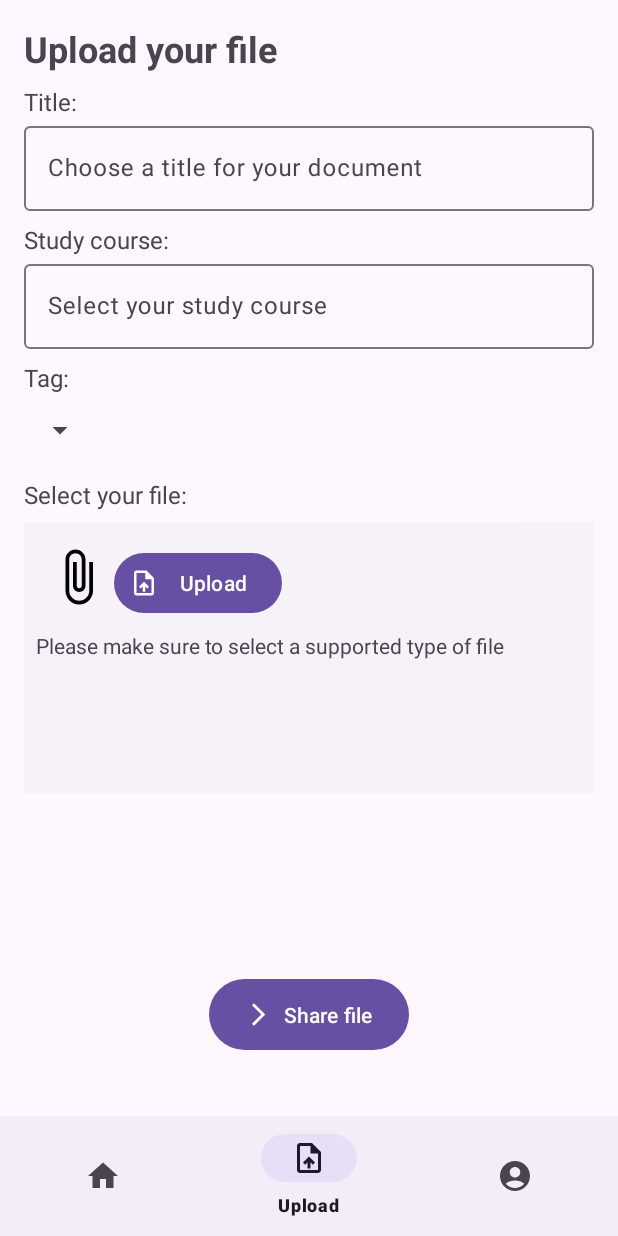
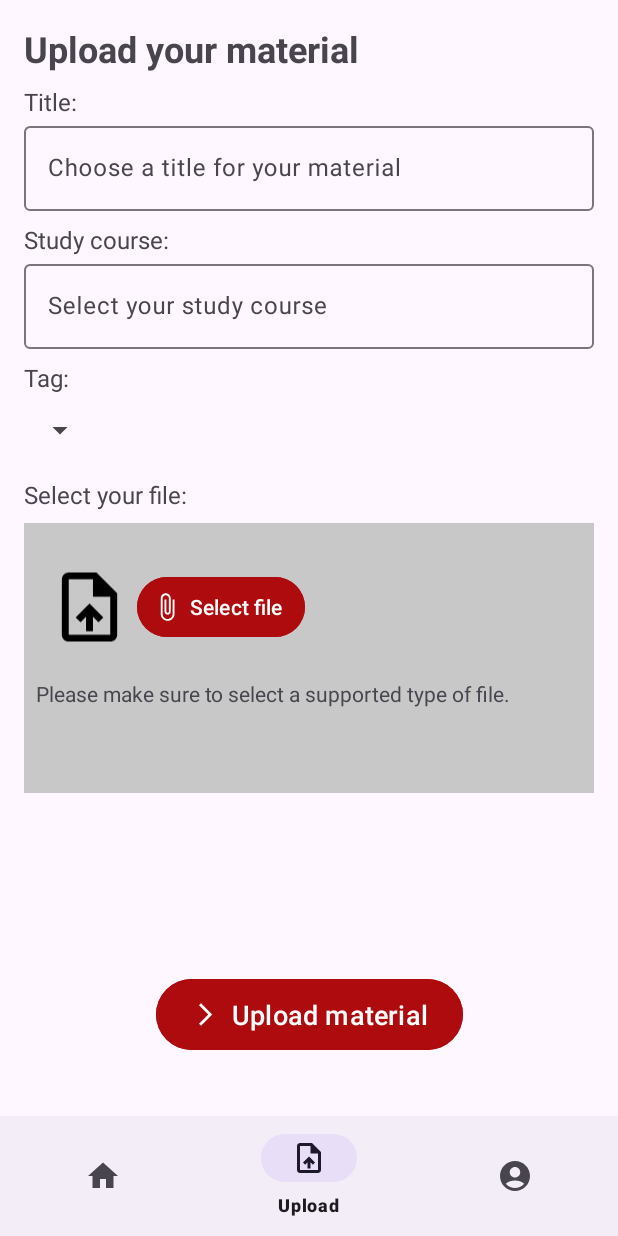
Before and after one commit to Persemat/09-UniFolder, an Android app: the UploadFragment screen opened through its navigation route, on a phone screen of 412 x 824 dp. Run offline under Robolectric (Android 15) with nearby library versions, the phone set to English and light mode, and no system bars; our stand-ins replace navigation-ui; 1 statement that could not run was skipped.

Commit message:
UploadFragment

```diff
--- a/app/build.gradle.kts
+++ b/app/build.gradle.kts
@@ -42,6 +42,7 @@ dependencies {
     implementation("androidx.room:room-runtime:2.6.1")
     implementation("com.google.guava:guava:31.0.1-android")
     implementation("com.google.firebase:firebase-storage:20.3.0")
+    implementation("com.google.firebase:firebase-database:20.3.1")
     testImplementation("junit:junit:4.13.2")
     androidTestImplementation("androidx.test.ext:junit:1.1.5")
     androidTestImplementation("androidx.test.espresso:espresso-core:3.5.1")
--- a/app/src/main/java/com/example/unifolder/source/BaseUserAuthenticationRemoteDataSource.java
+++ b/app/src/main/java/com/example/unifolder/source/BaseUserAuthenticationRemoteDataSource.java
@@ -1,5 +1,6 @@
 package com.example.unifolder.source;
 
+import com.example.unifolder.data.user.UserResponseCallback;
 import com.example.unifolder.model.User;
 
 public abstract class BaseUserAuthenticationRemoteDataSource {
--- a/app/src/main/res/layout/fragment_login.xml
+++ b/app/src/main/res/layout/fragment_login.xml
@@ -87,7 +87,7 @@
         android:id="@+id/showPasswordButton"
         android:layout_width="wrap_content"
         android:layout_height="wrap_content"
-        android:src="@drawable/ic_baseline_visibility_24"
+        android:src="@drawable/common_full_open_on_phone"
         app:layout_constraintEnd_toEndOf="@id/text_input_layout_password"
         app:layout_constraintTop_toTopOf="@id/text_input_layout_password"
         app:layout_constraintBottom_toBottomOf="@id/text_input_layout_password" />
--- a/app/src/main/res/layout/fragment_upload.xml
+++ b/app/src/main/res/layout/fragment_upload.xml
@@ -56,13 +56,19 @@
         <com.google.android.material.textfield.TextInputLayout
             android:id="@+id/course_textInput"
             android:layout_width="match_parent"
-            android:layout_height="wrap_content">
+            android:layout_height="wrap_content"
+            android:clickable="true"
+            android:onClick="showCourseSelectionDialog"
+            android:focusable="true">
 
             <com.google.android.material.textfield.TextInputEditText
                 android:id="@+id/course_editText"
                 android:layout_width="match_parent"
                 android:layout_height="wrap_content"
-                android:hint="@string/choose_course" />
+                android:hint="@string/choose_course"
+                android:inputType="none"
+                android:focusable="false"
+                android:focusableInTouchMode="false"/>
         </com.google.android.material.textfield.TextInputLayout>
 
         <TextView
@@ -87,6 +93,7 @@
         <androidx.cardview.widget.CardView
             style="@style/Widget.Material3.CardView.Elevated"
             android:layout_marginTop="8dp"
+            android:backgroundTint="@color/grey"
             android:layout_width="match_parent"
             android:layout_height="180dp" >
 
@@ -94,29 +101,38 @@
                 android:layout_width="match_parent"
                 android:layout_height="match_parent" >
 
-                <ImageView
-                    android:id="@+id/attach_imageView"
-                    android:src="@drawable/baseline_attach_file_24"
+                <LinearLayout
+                    android:id="@+id/uploadInput_layout"
                     android:layout_margin="16dp"
                     app:layout_constraintTop_toTopOf="parent"
                     app:layout_constraintStart_toStartOf="parent"
-                    android:layout_width="40dp"
-                    android:layout_height="40dp"
+                    android:gravity="center_vertical"
+                    android:layout_width="wrap_content"
+                    android:layout_height="wrap_content"
+                    android:orientation="horizontal" >
+
+                    <ImageView
+                        android:id="@+id/attach_imageView"
+                        android:src="@drawable/baseline_upload_file_24"
+                        android:layout_width="55dp"
+                        android:layout_height="80dp"
                         android:contentDescription="icon" />
 
                     <Button
-                    android:id="@+id/upload_button"
+                        android:id="@+id/attach_button"
                         style="@style/Widget.Material3.Button.IconButton.Filled"
                         app:layout_constraintStart_toEndOf="@id/attach_imageView"
                         app:layout_constraintTop_toTopOf="parent"
                         android:layout_marginVertical="16dp"
+                        android:backgroundTint="@color/darkred"
                         android:layout_width="120dp"
                         android:layout_height="wrap_content"
-                    android:text="@string/upload"
-                    app:icon="@drawable/baseline_upload_file_24" />
+                        android:text="@string/attach_file"
+                        app:icon="@drawable/baseline_attach_file_24" />
+                </LinearLayout>
 
                 <TextView
-                    app:layout_constraintTop_toBottomOf="@id/upload_button"
+                    app:layout_constraintTop_toBottomOf="@id/uploadInput_layout"
                     android:layout_margin="8dp"
                     android:layout_width="match_parent"
                     android:layout_height="wrap_content"
@@ -131,6 +147,8 @@
         android:layout_width="wrap_content"
         android:layout_height="55dp"
         android:text="@string/share_file"
+        android:textSize="18sp"
+        android:backgroundTint="@color/darkred"
         app:icon="@drawable/baseline_arrow_forward_ios_24"
         app:layout_constraintBottom_toBottomOf="parent"
         app:layout_constraintEnd_toEndOf="parent"
--- a/app/src/main/res/values/colors.xml
+++ b/app/src/main/res/values/colors.xml
@@ -4,4 +4,5 @@
     <color name="white">#FFFFFFFF</color>
     <color name="darkred">#AE0B0F</color>
     <color name="red">#ff0006</color>
+    <color name="grey">#c8c8c8</color>
 </resources>
--- a/app/src/main/res/values/strings.xml
+++ b/app/src/main/res/values/strings.xml
@@ -15,14 +15,22 @@
     <string name="new_password">Create Password</string>
     <string name="already_have_account">Already have an account?</string>
     <string name="sign_up">Sign Up</string>
-    <string name="upload_title">Upload your file</string>
-    <string name="choose_title">Choose a title for your document</string>
+    <string name="upload_title">Upload your material</string>
+    <string name="choose_title">Choose a title for your material</string>
     <string name="choose_course">Select your study course</string>
     <string name="title">Title:</string>
     <string name="course">Study course:</string>
     <string name="tag">Tag:</string>
     <string name="select_file">Select your file:</string>
-    <string name="attach_file_description">Please make sure to select a supported type of file</string>
-    <string name="share_file">Share file</string>
+    <string name="attach_file_description">Please make sure to select a supported type of file.</string>
+    <string name="share_file">Upload material</string>
+    <string name="attach_file">Select file</string>
+    <string name="medicine">Medicine</string>
+    <string name="economics">Economics</string>
+    <string name="law">Law</string>
+    <string name="psychology">Psychology</string>
+    <string name="education">Education</string>
+    <string name="science">Science</string>
+    <string name="sociology">Sociology</string>
 
 </resources>
```
Also changed, not shown: app/src/main/java/com/example/unifolder/UploadFragment.java (+66 -1 lines), app/src/main/java/com/example/unifolder/source/UserAuthenticationRemoteDataSource.java (+14 -0 lines), app/src/main/java/com/example/unifolder/source/UserDataRemoteDataSource.java (+9 -0 lines), 1 other file. Lines whose indentation alone changed are shown as unchanged.
